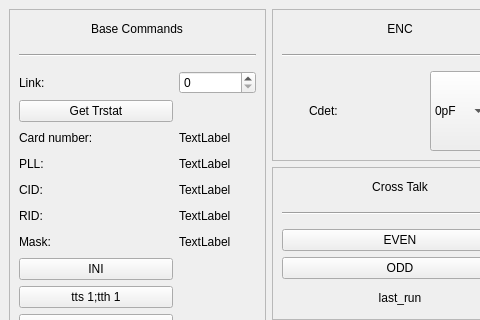
The window that MainWindow.ui (galkinyaroslav/fec_control) describes before a commit, drawn with Qt 5; both pictures show x 0 to 480 and y 0 to 320 of the 800 by 667 pixel window.
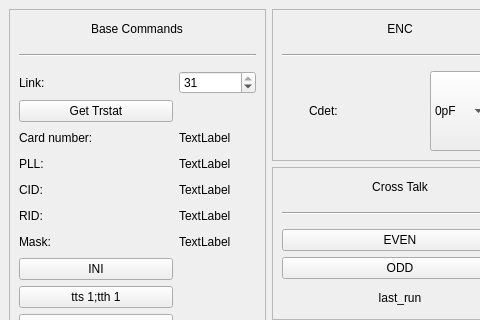
The same window after the commit.

Patch:
```diff
--- a/MainWindow.ui
+++ b/MainWindow.ui
@@ -847,6 +847,9 @@
            <property name="maximum">
             <number>31</number>
            </property>
+           <property name="value">
+            <number>31</number>
+           </property>
           </widget>
          </item>
          <item row="8" column="0" colspan="2">
```
